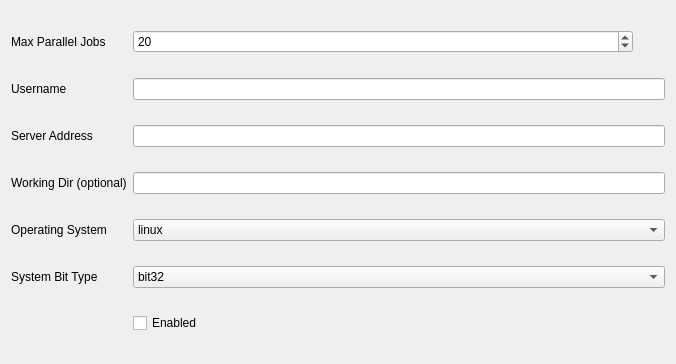
Qt form nonec2.ui (hallamlab/MetaPathwaysGUI) before a commit.
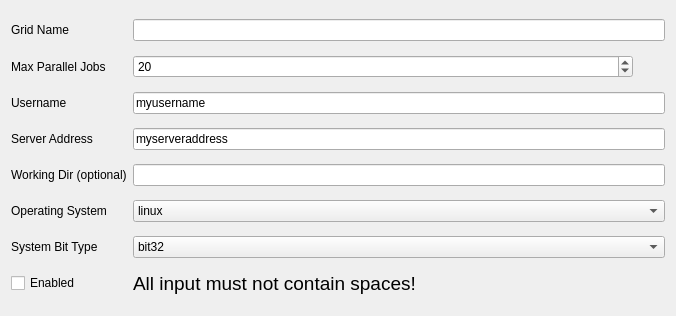
The same form after that commit.

What changed in the file:
```diff
--- a/nonec2.ui
+++ b/nonec2.ui
@@ -7,28 +7,14 @@
     <x>0</x>
     <y>0</y>
     <width>676</width>
-    <height>364</height>
+    <height>316</height>
    </rect>
   </property>
   <property name="windowTitle">
    <string>Form</string>
   </property>
   <layout class="QGridLayout" name="gridLayout">
-   <item row="5" column="0">
-    <widget class="QLabel" name="bitLabel">
-     <property name="text">
-      <string>System Bit Type</string>
-     </property>
-    </widget>
-   </item>
-   <item row="1" column="0">
-    <widget class="QLabel" name="userLabel">
-     <property name="text">
-      <string>Username</string>
-     </property>
-    </widget>
-   </item>
-   <item row="0" column="1">
+   <item row="1" column="1">
     <widget class="QSpinBox" name="max_parallel_jobs">
      <property name="maximumSize">
       <size>
@@ -36,6 +22,9 @@
        <height>16777215</height>
       </size>
      </property>
+     <property name="minimum">
+      <number>3</number>
+     </property>
      <property name="maximum">
       <number>999</number>
      </property>
@@ -44,14 +33,82 @@
      </property>
     </widget>
    </item>
-   <item row="2" column="1">
+   <item row="6" column="0">
+    <widget class="QLabel" name="bitLabel">
+     <property name="text">
+      <string>System Bit Type</string>
+     </property>
+    </widget>
+   </item>
+   <item row="0" column="1">
+    <widget class="QLineEdit" name="name">
+     <property name="text">
+      <string/>
+     </property>
+     <property name="readOnly">
+      <bool>false</bool>
+     </property>
+    </widget>
+   </item>
+   <item row="5" column="0">
+    <widget class="QLabel" name="osLabel">
+     <property name="text">
+      <string>Operating System</string>
+     </property>
+    </widget>
+   </item>
+   <item row="2" column="0">
+    <widget class="QLabel" name="userLabel">
+     <property name="text">
+      <string>Username</string>
+     </property>
+    </widget>
+   </item>
+   <item row="3" column="1">
     <widget class="QLineEdit" name="server">
+     <property name="text">
+      <string>myserveraddress</string>
+     </property>
      <property name="readOnly">
       <bool>false</bool>
      </property>
     </widget>
    </item>
-   <item row="5" column="1">
+   <item row="4" column="0">
+    <widget class="QLabel" name="working_dirLabel">
+     <property name="text">
+      <string>Working Dir (optional)</string>
+     </property>
+    </widget>
+   </item>
+   <item row="4" column="1">
+    <widget class="QLineEdit" name="working_directory">
+     <property name="text">
+      <string/>
+     </property>
+     <property name="readOnly">
+      <bool>false</bool>
+     </property>
+    </widget>
+   </item>
+   <item row="2" column="1">
+    <widget class="QLineEdit" name="user">
+     <property name="text">
+      <string>myusername</string>
+     </property>
+     <property name="readOnly">
+      <bool>false</bool>
+     </property>
+    </widget>
+   </item>
+   <item row="3" column="0">
+    <widget class="QLabel" name="serverLabel">
+     <property name="text">
+      <string>Server Address</string>
+     </property>
+    </widget>
+   </item>
+   <item row="6" column="1">
     <widget class="QComboBox" name="bit">
      <item>
       <property name="text">
@@ -65,28 +122,21 @@
      </item>
     </widget>
    </item>
-   <item row="0" column="0">
+   <item row="1" column="0">
     <widget class="QLabel" name="max_parallel_jobsLabel">
      <property name="text">
       <string>Max Parallel Jobs</string>
      </property>
     </widget>
    </item>
-   <item row="2" column="0">
-    <widget class="QLabel" name="serverLabel">
+   <item row="0" column="0">
+    <widget class="QLabel" name="nameLabel">
      <property name="text">
-      <string>Server Address</string>
+      <string>Grid Name</string>
      </property>
     </widget>
    </item>
-   <item row="4" column="0">
-    <widget class="QLabel" name="osLabel">
-     <property name="text">
-      <string>Operating System</string>
-     </property>
-    </widget>
-   </item>
-   <item row="4" column="1">
+   <item row="5" column="1">
     <widget class="QComboBox" name="os">
      <item>
       <property name="text">
@@ -105,34 +155,25 @@
      </item>
     </widget>
    </item>
-   <item row="1" column="1">
-    <widget class="QLineEdit" name="user">
-     <property name="readOnly">
-      <bool>false</bool>
+   <item row="7" column="1">
+    <widget class="QLabel" name="inputLabel">
+     <property name="font">
+      <font>
+       <pointsize>14</pointsize>
+      </font>
+     </property>
+     <property name="text">
+      <string>All input must not contain spaces!</string>
      </property>
     </widget>
    </item>
-   <item row="6" column="1">
+   <item row="7" column="0">
     <widget class="QCheckBox" name="enabled">
      <property name="text">
       <string>Enabled</string>
      </property>
     </widget>
    </item>
-   <item row="3" column="0">
-    <widget class="QLabel" name="working_dirLabel">
-     <property name="text">
-      <string>Working Dir (optional)</string>
-     </property>
-    </widget>
-   </item>
-   <item row="3" column="1">
-    <widget class="QLineEdit" name="working_directory">
-     <property name="readOnly">
-      <bool>false</bool>
-     </property>
-    </widget>
-   </item>
   </layout>
  </widget>
  <resources/>
```
